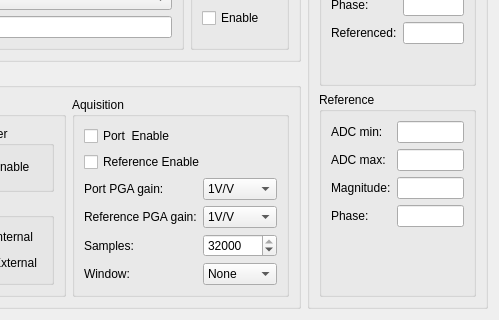
Old version of the form Software/PC_Application/LibreVNA-GUI/Device/LibreVNA/manualcontroldialogvff.ui in the repository jankae/LibreVNA; both pictures show x 225 to 724 and y 159 to 479 of the 724 by 479 pixel window.
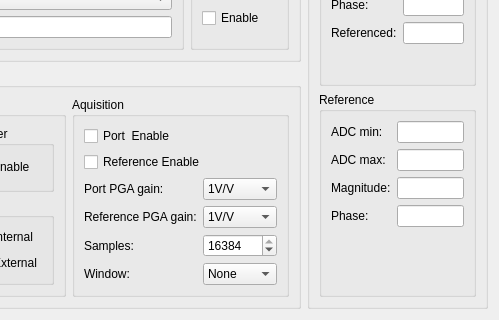
New version of the form. Custom widgets are drawn as their Qt base class.

Diff of the .ui file:
```diff
--- a/Software/PC_Application/LibreVNA-GUI/Device/LibreVNA/manualcontroldialogvff.ui
+++ b/Software/PC_Application/LibreVNA-GUI/Device/LibreVNA/manualcontroldialogvff.ui
@@ -467,13 +467,13 @@
                   <number>96</number>
                  </property>
                  <property name="maximum">
-                  <number>32000</number>
+                  <number>16384</number>
                  </property>
                  <property name="singleStep">
                   <number>16</number>
                  </property>
                  <property name="value">
-                  <number>32000</number>
+                  <number>16384</number>
                  </property>
                 </widget>
                </item>
```
